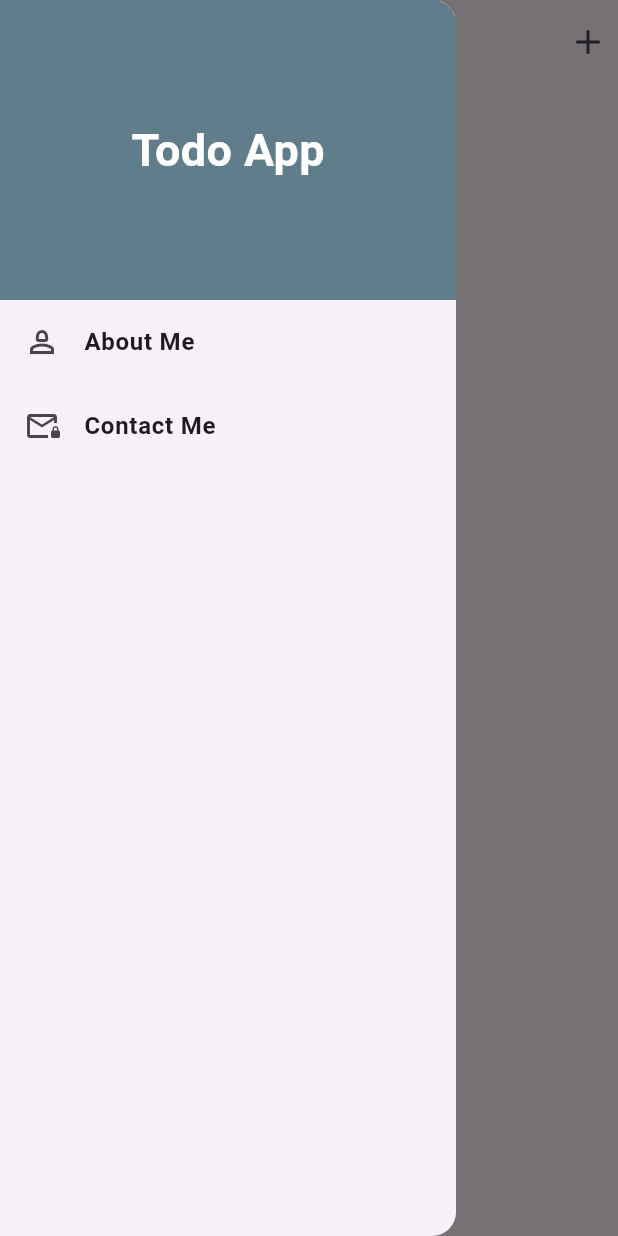
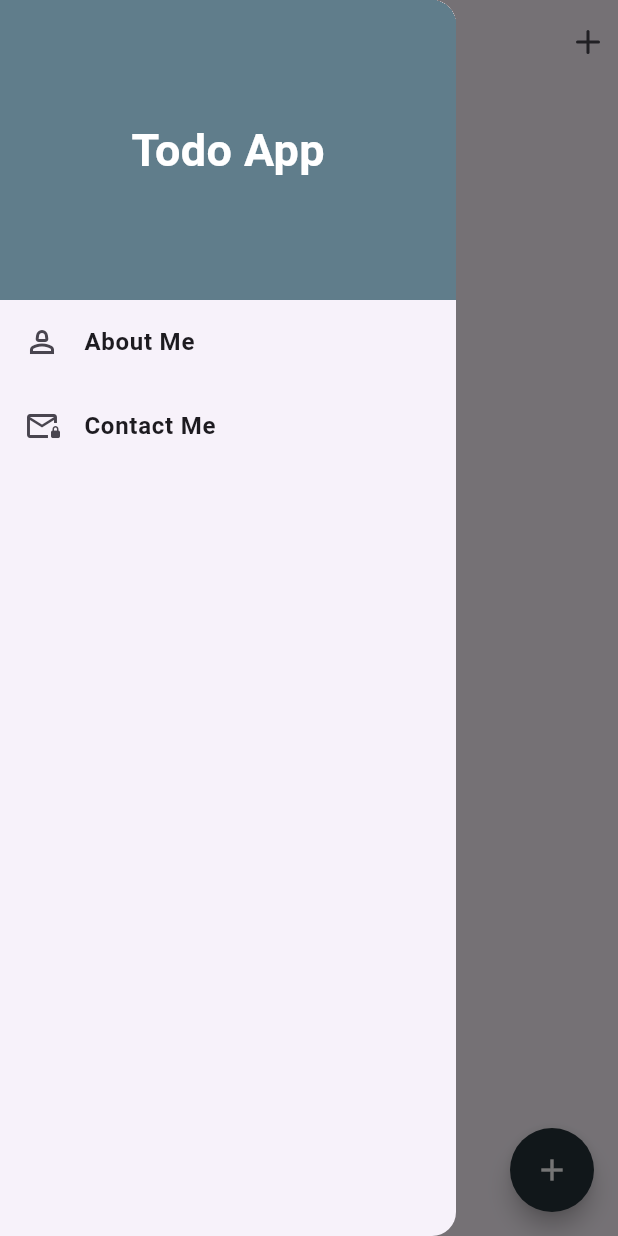
Before and after one commit to yntachmad/todo_flutter, a Flutter app: the screen it shows after launch, with the side drawer open, on a phone screen of 412 x 824 dp. Run offline on Flutter 3.47's test engine with Material 3 defaults, Android fonts, the phone set to English and light mode, and no system bars; our stand-ins replace feather_icons, shared_preferences.

Commit message:
final project

```diff
--- a/lib/add_todo.dart
+++ b/lib/add_todo.dart
@@ -20,6 +20,12 @@ class _AddTodoState extends State<AddTodo> {
       children: [
         const Text('Todo'),
         TextField(
+          onSubmitted: (value) {
+            if (todoText.text.isNotEmpty) {
+              widget.addTodo(todoText: todoText.text);
+              todoText.clear();
+            }
+          },
           autofocus: true,
           controller: todoText,
           decoration: const InputDecoration(
--- a/lib/main_screen.dart
+++ b/lib/main_screen.dart
@@ -84,6 +84,15 @@ class _MainScreenState extends State<MainScreen> {
   @override
   Widget build(BuildContext context) {
     return Scaffold(
+      floatingActionButton: FloatingActionButton(
+        onPressed: showModalAddTask,
+        backgroundColor: Colors.blueGrey[900],
+        shape: CircleBorder(),
+        child: Icon(
+          Icons.add,
+          color: Colors.white,
+        ),
+      ),
       // ignore: prefer_const_constructors
       drawer: Drawer(
           // ignore: prefer_const_constructors
```
Also changed, not shown: lib/widgets/todolist.dart (+31 -6 lines).
